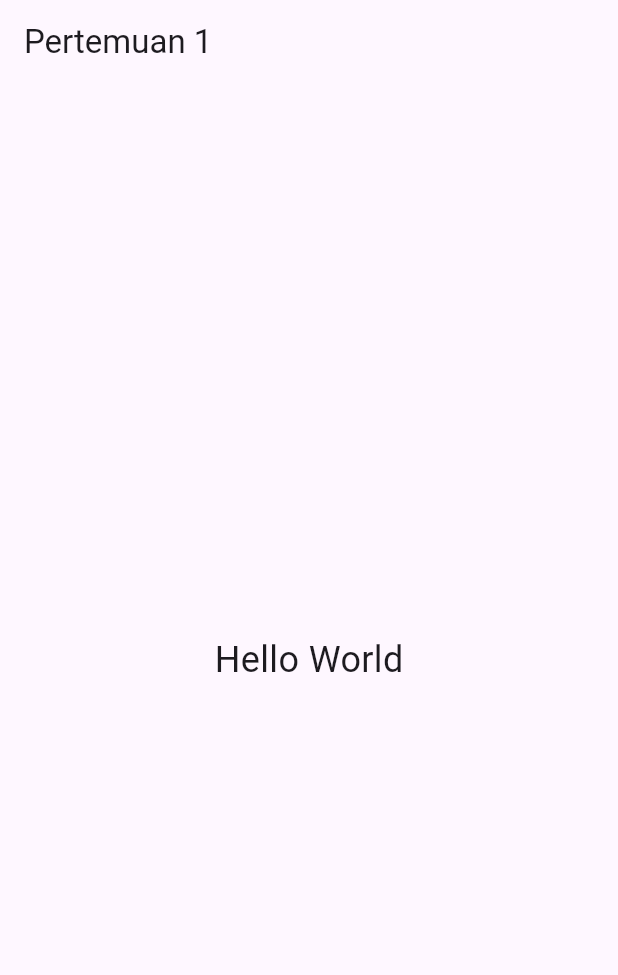
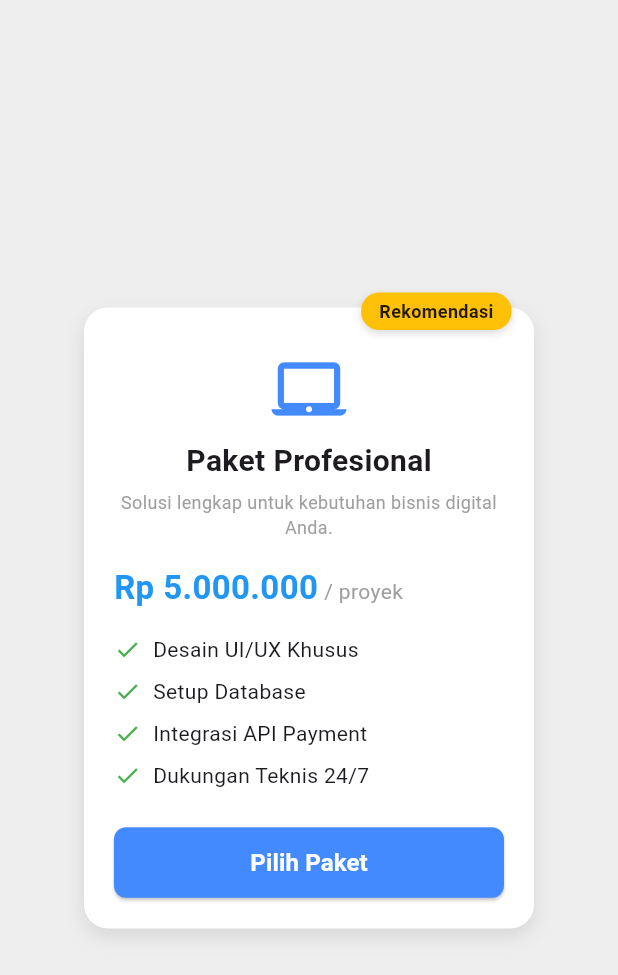
Before and after one commit to nagatacahya/Mobile, a Flutter app: the screen it shows after launch, on a phone screen of 412 x 824 dp. Shown: the top 975 px of the screen. Run offline on Flutter 3.47's test engine with Material 3 defaults, Android fonts, the phone set to English and light mode, and no system bars.

Commit message:
pembarunan kode

```diff
--- a/lib/main.dart
+++ b/lib/main.dart
@@ -6,16 +6,178 @@ void main() {
 
 class MyApp extends StatelessWidget {
   const MyApp({super.key});
+
   @override
   Widget build(BuildContext context) {
     return MaterialApp(
       debugShowCheckedModeBanner: false,
       home: Scaffold(
-        appBar: AppBar(title: const Text('Pertemuan 1')),
-        body: const Center(
-          child: Text('Hello World', style: TextStyle(fontSize: 24)),
-        ),
+        backgroundColor: Colors.grey[200],
+        body: const Center(child: TieredPricingCard()),
       ),
     );
   }
 }
+
+class TieredPricingCard extends StatelessWidget {
+  const TieredPricingCard({super.key});
+
+  @override
+  Widget build(BuildContext context) {
+    // 1. Layer Dasar (Pembungkus Utama) & 2. Badge Melayang (Stack)
+    return Stack(
+      clipBehavior: Clip.none,
+      children: [
+        // Kartu Utama
+        Container(
+          width: 300,
+          padding: const EdgeInsets.all(20),
+          decoration: BoxDecoration(
+            color: Colors.white,
+            borderRadius: BorderRadius.circular(16),
+            boxShadow: [
+              BoxShadow(
+                color: Colors.black.withOpacity(0.1),
+                blurRadius: 10,
+                offset: const Offset(0, 5),
+              ),
+            ],
+          ),
+          child: Column(
+            mainAxisSize: MainAxisSize.min,
+            crossAxisAlignment: CrossAxisAlignment.start,
+            children: [
+              const SizedBox(height: 10),
+
+              // 3. Header Paket (Column)
+              const Center(
+                child: Column(
+                  children: [
+                    Icon(Icons.laptop_mac, size: 50, color: Colors.blueAccent),
+                    SizedBox(height: 8),
+                    Text(
+                      "Paket Profesional",
+                      style: TextStyle(
+                        fontSize: 20,
+                        fontWeight: FontWeight.bold,
+                      ),
+                    ),
+                    SizedBox(height: 4),
+                    Text(
+                      "Solusi lengkap untuk kebutuhan bisnis digital Anda.",
+                      textAlign: TextAlign.center,
+                      style: TextStyle(fontSize: 12, color: Colors.grey),
+                    ),
+                  ],
+                ),
+              ),
+              const SizedBox(height: 16),
+
+              // 4. Harga & Durasi (Row)
+              const Row(
+                crossAxisAlignment: CrossAxisAlignment.baseline,
+                textBaseline: TextBaseline.alphabetic,
+                children: [
+                  Text(
+                    "Rp 5.000.000",
+                    style: TextStyle(
+                      fontSize: 22,
+                      fontWeight: FontWeight.bold,
+                      color: Colors.blue,
+                    ),
+                  ),
+                  SizedBox(width: 4),
+                  Text(
+                    "/ proyek",
+                    style: TextStyle(fontSize: 14, color: Colors.grey),
+                  ),
+                ],
+              ),
+              const SizedBox(height: 16),
+
+              // 5. Daftar Fitur Layanan (Column & Row)
+              const Column(
+                children: [
+                  FeatureItem(text: "Desain UI/UX Khusus"),
+                  SizedBox(height: 8),
+                  FeatureItem(text: "Setup Database"),
+                  SizedBox(height: 8),
+                  FeatureItem(text: "Integrasi API Payment"),
+                  SizedBox(height: 8),
+                  FeatureItem(text: "Dukungan Teknis 24/7"),
+                ],
+              ),
+              const SizedBox(height: 24),
+
+              // 6. Tombol Call-to-Action (SizedBox + ElevatedButton)
+              SizedBox(
+                width: double.infinity,
+                child: ElevatedButton(
+                  onPressed: () {},
+                  style: ElevatedButton.styleFrom(
+                    backgroundColor: Colors.blueAccent,
+                    foregroundColor: Colors.white,
+                    shape: RoundedRectangleBorder(
+                      borderRadius: BorderRadius.circular(8),
+                    ),
+                    padding: const EdgeInsets.symmetric(vertical: 12),
+                  ),
+                  child: const Text(
+                    "Pilih Paket",
+                    style: TextStyle(fontSize: 16, fontWeight: FontWeight.bold),
+                  ),
+                ),
+              ),
+            ],
+          ),
+        ),
+
+        // Badge Melayang di Sudut Kanan Atas (Positioned)
+        Positioned(
+          top: -10,
+          right: 15,
+          child: Container(
+            padding: const EdgeInsets.symmetric(horizontal: 12, vertical: 4),
+            decoration: BoxDecoration(
+              color: Colors.amber,
+              borderRadius: BorderRadius.circular(12),
+              boxShadow: [
+                BoxShadow(
+                  color: Colors.black.withOpacity(0.15),
+                  blurRadius: 4,
+                  offset: const Offset(0, 2),
+                ),
+              ],
+            ),
+            child: const Text(
+              "Rekomendasi",
+              style: TextStyle(
+                fontSize: 12,
+                fontWeight: FontWeight.bold,
+                color: Colors.black87,
+              ),
+            ),
+          ),
+        ),
+      ],
+    );
+  }
+}
+
+// Widget Komponen Baris Fitur
+class FeatureItem extends StatelessWidget {
+  final String text;
+
+  const FeatureItem({super.key, required this.text});
+
+  @override
+  Widget build(BuildContext context) {
+    return Row(
+      children: [
+        const Icon(Icons.check, size: 18, color: Colors.green),
+        const SizedBox(width: 8),
+        Expanded(child: Text(text, style: const TextStyle(fontSize: 14))),
+      ],
+    );
+  }
+}
```
